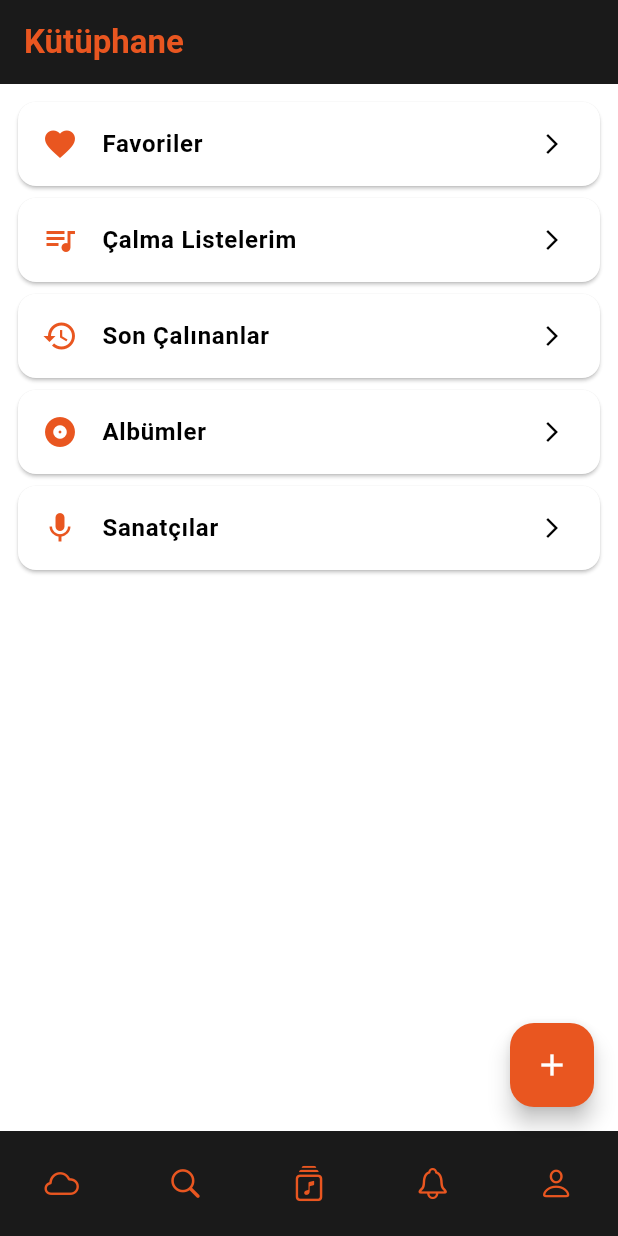
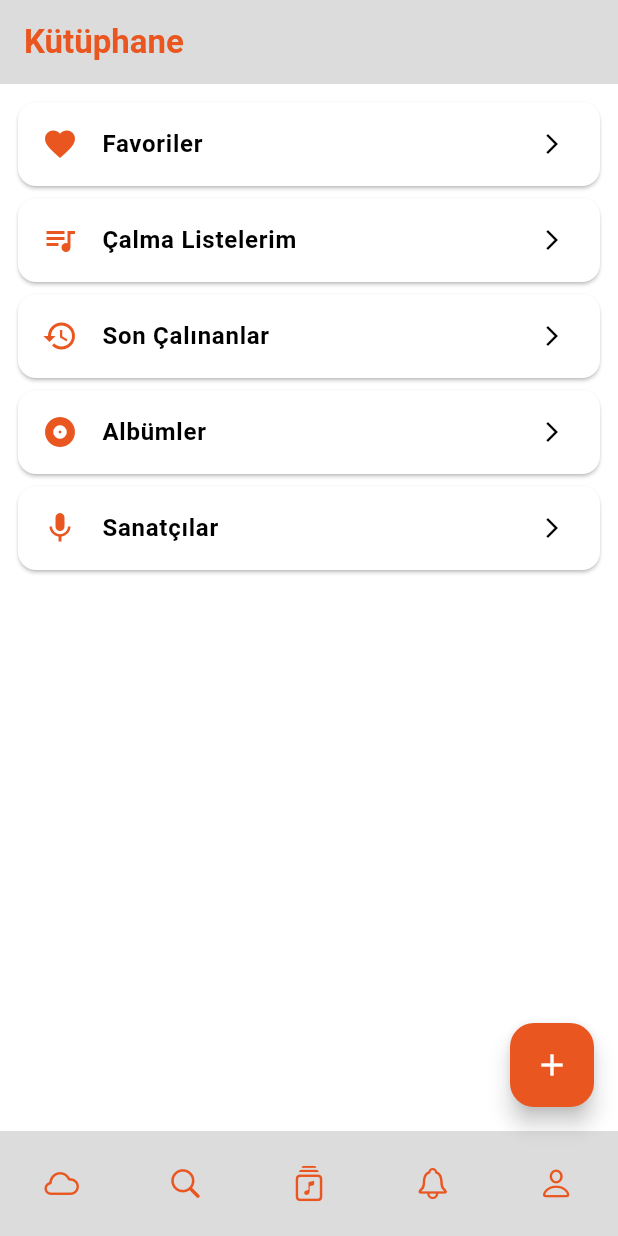
Before and after one commit to batuhanyeniocak/Flutter-Noisekloud, a Flutter app: the LibraryScreen screen opened by its route, on a phone screen of 412 x 824 dp. Run offline on Flutter 3.47's test engine with Material 3 defaults, Android fonts, the phone set to English and light mode, and no system bars; our stand-ins replace go_router, google_fonts, lottie; missing offline and left inert: dotlottie_loader.

Commit message:
tema renkleri guncellendi (tum renkler temayla baglandi)

```diff
--- a/lib/core/themes.dart
+++ b/lib/core/themes.dart
@@ -20,7 +20,7 @@ const colors = {
   "primary": Color.fromARGB(255, 233, 86, 32),
   "onPrimary": Color.fromARGB(255, 0, 0, 0),
   "secondary": Color.fromARGB(255, 26, 26, 26),
-  "onSecondary": Color.fromARGB(255, 0, 0, 0),
+  "onSecondary": Color.fromARGB(255, 220, 220, 220),
   "surface": Color.fromARGB(255, 255, 255, 255),
   "onSurface": Color.fromARGB(255, 0, 0, 0),
   "success": Colors.green,
@@ -32,7 +32,7 @@ const darkColors = {
   "primary": Color(0xFFE95620),
   "onPrimary": Color.fromARGB(255, 241, 241, 241),
   "secondary": Color.fromARGB(255, 26, 26, 26),
-  "onSecondary": Color(0xFFFF8C4D),
+  "onSecondary": Color.fromARGB(255, 26, 26, 26),
   "surface": Color.fromARGB(255, 52, 52, 52),
   "onSurface": Color.fromARGB(255, 245, 245, 245),
   "success": Colors.green,
--- a/lib/screens/home_screen.dart
+++ b/lib/screens/home_screen.dart
@@ -14,7 +14,7 @@ class HomeScreen extends StatelessWidget {
     return Scaffold(
       backgroundColor: colorScheme.surface,
       appBar: AppBar(
-        backgroundColor: colorScheme.secondary,
+        backgroundColor: colorScheme.onSecondary,
         iconTheme: IconThemeData(
           color: colorScheme.onPrimary,
         ),
--- a/lib/screens/library_screen.dart
+++ b/lib/screens/library_screen.dart
@@ -12,7 +12,7 @@ class LibraryScreen extends StatelessWidget {
     return Scaffold(
       backgroundColor: colorScheme.surface,
       appBar: AppBar(
-        backgroundColor: colorScheme.secondary,
+        backgroundColor: colorScheme.onSecondary,
         iconTheme: IconThemeData(
           color: colorScheme.onPrimary,
         ),
--- a/lib/screens/login_screen.dart
+++ b/lib/screens/login_screen.dart
@@ -64,7 +64,7 @@ class LoginScreen extends StatelessWidget {
               child: Text(
                 'Henüz hesabın yok mu? Kayıt Ol!',
                 style: TextStyle(
-                  color: colorScheme.onSecondary,
+                  color: colorScheme.secondary,
                   fontWeight: FontWeight.w600,
                 ),
               ),
--- a/lib/screens/notification_screen.dart
+++ b/lib/screens/notification_screen.dart
@@ -14,7 +14,7 @@ class NotificationScreen extends StatelessWidget {
     return Scaffold(
       backgroundColor: colorScheme.surface,
       appBar: AppBar(
-        backgroundColor: colorScheme.secondary,
+        backgroundColor: colorScheme.onSecondary,
         iconTheme: IconThemeData(
           color: colorScheme.onPrimary,
         ),
--- a/lib/screens/profile_screen.dart
+++ b/lib/screens/profile_screen.dart
@@ -21,7 +21,7 @@ class ProfileScreen extends StatelessWidget {
         iconTheme: IconThemeData(
           color: colorScheme.primary,
         ),
-        backgroundColor: colorScheme.secondary,
+        backgroundColor: colorScheme.onSecondary,
       ),
       backgroundColor: colorScheme.surface,
       body: Column(
@@ -30,7 +30,7 @@ class ProfileScreen extends StatelessWidget {
           CircleAvatar(
             radius: 50,
             backgroundImage: const AssetImage('assets/images/logo.png'),
-            backgroundColor: colorScheme.onSurfaceVariant,
+            backgroundColor: colorScheme.onSecondary,
           ),
           const SizedBox(height: 10),
           Text(
--- a/lib/screens/register_screen.dart
+++ b/lib/screens/register_screen.dart
@@ -78,7 +78,7 @@ class RegisterScreen extends StatelessWidget {
               child: Text(
                 'Zaten hesabın var mı? Giriş yap!',
                 style: TextStyle(
-                  color: colorScheme.onSecondary,
+                  color: colorScheme.secondary,
                   fontWeight: FontWeight.w600,
                 ),
               ),
--- a/lib/screens/settings_screen.dart
+++ b/lib/screens/settings_screen.dart
@@ -14,7 +14,7 @@ class SettingsScreen extends StatelessWidget {
     return Scaffold(
       backgroundColor: colorScheme.surface,
       appBar: AppBar(
-        backgroundColor: colorScheme.secondary,
+        backgroundColor: colorScheme.onSecondary,
         iconTheme: IconThemeData(
           color: colorScheme.primary,
         ),
--- a/lib/widgets/bottom_menu.dart
+++ b/lib/widgets/bottom_menu.dart
@@ -9,9 +9,11 @@ class BottomMenu extends StatelessWidget {
 
   @override
   Widget build(BuildContext context) {
+    final theme = Theme.of(context);
+    final colorScheme = theme.colorScheme;
     return Container(
       height: 70,
-      color: const Color.fromARGB(255, 26, 26, 26),
+      color: colorScheme.onSecondary,
       child: Row(
         mainAxisAlignment: MainAxisAlignment.spaceAround,
         children: [
```
